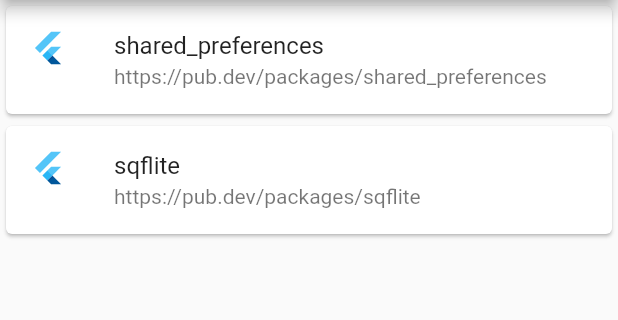
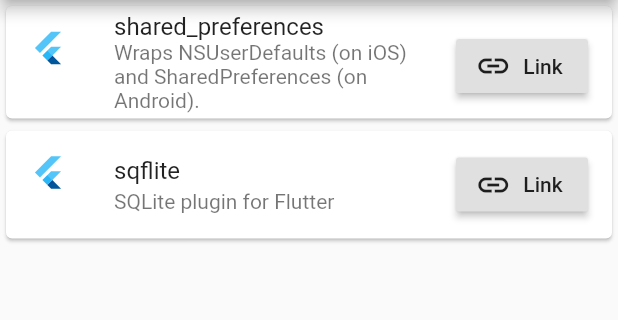
Before and after one commit to linnefromice/flutter_practice_library, a Flutter app: the screen it shows after launch, on a phone screen of 412 x 824 dp, the part 84-404 px from its top. Run offline on Flutter 3.47's test engine with Material 2 defaults, Android fonts, the phone set to English and light mode, and no system bars; our stand-ins replace shared_preferences, sqflite; accounts and stored records are empty.

Commit message:
modify MainScreen - add url_launcher & add navigation to plugin site

```diff
--- a/lib/screen/MainScreen.dart
+++ b/lib/screen/MainScreen.dart
@@ -1,8 +1,16 @@
 import 'package:flutter/material.dart';
+import 'package:url_launcher/url_launcher.dart';
+
 import 'package:flutter_practice_library/screen/SharedPreferencesScreen.dart';
 import 'package:flutter_practice_library/screen/SqfliteScreen.dart';
 
 class MainScreen extends StatelessWidget {
+  void _launchUrl(final String url) async {
+    if (await canLaunch(url)) {
+      await launch(url);
+    }
+  }
+
   @override
   Widget build(BuildContext context) {
     return Scaffold(
@@ -16,8 +24,12 @@ class MainScreen extends StatelessWidget {
               child: ListTile(
                 leading: FlutterLogo(),
                 title: Text('shared_preferences'),
-                subtitle: Text('https://pub.dev/packages/shared_preferences'),
-                // trailing: use UrlLauncher,
+                subtitle: Text('Wraps NSUserDefaults (on iOS) and SharedPreferences (on Android).'),
+                trailing: RaisedButton.icon(
+                  onPressed: () => _launchUrl('https://pub.dev/packages/shared_preferences'),
+                  icon: Icon(Icons.link),
+                  label: Text('Link'),
+                ),
                 onTap: () {
                   Navigator.push(
                     context,
@@ -30,7 +42,12 @@ class MainScreen extends StatelessWidget {
               child: ListTile(
                 leading: FlutterLogo(),
                 title: Text('sqflite'),
-                subtitle: Text('https://pub.dev/packages/sqflite'),
+                subtitle: Text('SQLite plugin for Flutter'),
+                trailing: RaisedButton.icon(
+                  onPressed: () => _launchUrl('https://pub.dev/packages/sqflite'),
+                  icon: Icon(Icons.link),
+                  label: Text('Link'),
+                ),
                 onTap: () {
                   Navigator.push(
                     context,
```
Also changed, not shown: 1 other file.
